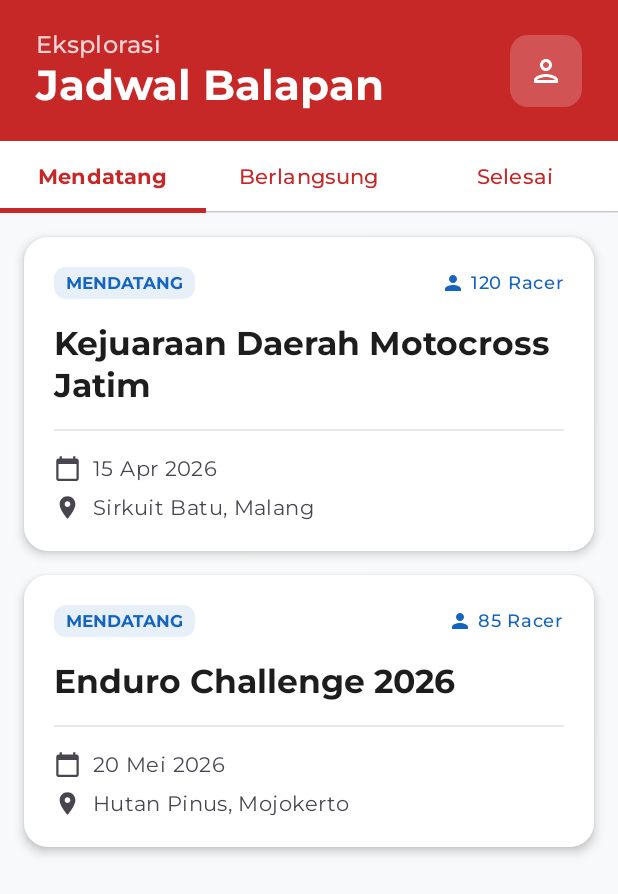
After one commit to tinodewa/taptrack-app, an Android app built with Jetpack Compose: the composable EventDiscoveryScreen shown on its own in the app's theme, on a phone screen of 412 x 824 dp. The commit adds this screen. Shown: the top 894 px of the screen. Run offline under Robolectric (Android 15) with nearby library versions, the phone set to English and light mode, and no system bars; our stand-ins replace Compose Multiplatform resources, Voyager.

Commit message:
feat(event-discovery): implement event discovery screen and logic
This commit introduces the event discovery feature, allowing users to browse race schedules categorized by status (upcoming, ongoing, and completed). It includes responsive UI components for mobile and desktop layouts.

- Create `EventDiscoveryScreen` and `EventDiscoveryScreenModel` to manage event listing and filtering.
- Implement `DiscoveryHeader`, `DiscoveryTabs`, and `EventCard` components with Material 3 styling.
- Add `StatusBadge` to display dynamic event statuses (Upcoming, Ongoing, Completed).
- Define `EventModel` and `EventStatus` enum to represent race event data.
- Support responsive layouts with `EventDiscoveryCompact` (list) and `EventDiscoveryExpanded` (grid).
- Integrate `EventDiscoveryScreenModel` into the Koin dependency injection module.
- Enable navigation from `LoginScreen` to `EventDiscoveryScreen` upon successful authentication.
- Update `Theme.kt` to temporarily default to `LightColors` and adjust `LoginScreen` background to use theme tokens.

```diff
--- /dev/null
+++ b/composeApp/src/commonMain/kotlin/com/hit/taptrack/common/state/EventStatus.kt
@@ -0,0 +1,5 @@
+package com.hit.taptrack.common.state
+
+enum class EventStatus {
+    UPCOMING, ONGOING, COMPLETED
+}
--- /dev/null
+++ b/composeApp/src/commonMain/kotlin/com/hit/taptrack/data/model/EventModel.kt
@@ -0,0 +1,13 @@
+package com.hit.taptrack.data.model
+
+import com.hit.taptrack.common.state.EventStatus
+
+// Representasi DTO (Data Transfer Object) dari GET /api/v1/events
+data class EventModel(
+    val id: String,
+    val name: String,
+    val date: String,
+    val location: String,
+    val status: EventStatus,
+    val participantCount: Int
+)
--- a/composeApp/src/commonMain/kotlin/com/hit/taptrack/di/Koin.kt
+++ b/composeApp/src/commonMain/kotlin/com/hit/taptrack/di/Koin.kt
@@ -2,6 +2,7 @@ package com.hit.taptrack.di
 
 import com.hit.taptrack.ui.features.auth.login.LoginScreenModel
 import com.hit.taptrack.ui.features.auth.register.RegisterScreenModel
+import com.hit.taptrack.ui.features.eventDiscovery.EventDiscoveryScreenModel
 import org.koin.core.KoinApplication
 import org.koin.core.context.startKoin
 import org.koin.core.module.Module
@@ -24,6 +25,7 @@ fun initKoin(config: KoinAppDeclaration = {}) : KoinApplication = startKoin {
 val commonModule = module {
     factoryOf(::LoginScreenModel)
     factoryOf(::RegisterScreenModel)
+    factoryOf(::EventDiscoveryScreenModel)
 }
 
 // 3. Definisi Expect: "Saya harap ada variabel bernama platformModule di setiap platform"
--- a/composeApp/src/commonMain/kotlin/com/hit/taptrack/ui/features/auth/login/LoginScreen.kt
+++ b/composeApp/src/commonMain/kotlin/com/hit/taptrack/ui/features/auth/login/LoginScreen.kt
@@ -3,6 +3,7 @@ package com.hit.taptrack.ui.features.auth.login
 import androidx.compose.foundation.layout.BoxWithConstraints
 import androidx.compose.foundation.layout.fillMaxSize
 import androidx.compose.foundation.layout.padding
+import androidx.compose.material3.MaterialTheme
 import androidx.compose.material3.SnackbarHostState
 import androidx.compose.runtime.Composable
 import androidx.compose.runtime.LaunchedEffect
@@ -17,6 +18,7 @@ import cafe.adriel.voyager.koin.koinScreenModel
 import cafe.adriel.voyager.navigator.LocalNavigator
 import cafe.adriel.voyager.navigator.currentOrThrow
 import com.hit.taptrack.ui.features.auth.login.states.LoginEvent
+import com.hit.taptrack.ui.features.eventDiscovery.EventDiscoveryScreen
 import com.hit.taptrack.ui.shared.RmsScaffold
 
 class LoginScreen : Screen {
@@ -36,7 +38,7 @@ class LoginScreen : Screen {
             if (uiState.isLoginSuccess) {
                 navigator.pop()
                 // TODO: Arahkan user berdasarkan peran (Role) yang didapat
-                // navigator.replace(EventDiscoveryScreen())
+                 navigator.replace(EventDiscoveryScreen())
             }
         }
 
@@ -49,7 +51,7 @@ class LoginScreen : Screen {
         }
 
         RmsScaffold(
-            backgroundColor = Color.White,
+            backgroundColor = MaterialTheme.colorScheme.surface,
         ) { innerPadding ->
             BoxWithConstraints(
                 modifier = Modifier
--- /dev/null
+++ b/composeApp/src/commonMain/kotlin/com/hit/taptrack/ui/features/eventDiscovery/EventDiscoveryContent.kt
@@ -0,0 +1,45 @@
+package com.hit.taptrack.ui.features.eventDiscovery
+
+import androidx.compose.foundation.layout.Arrangement
+import androidx.compose.foundation.layout.PaddingValues
+import androidx.compose.foundation.layout.fillMaxSize
+import androidx.compose.foundation.lazy.LazyColumn
+import androidx.compose.foundation.lazy.grid.GridCells
+import androidx.compose.foundation.lazy.grid.LazyVerticalGrid
+import androidx.compose.foundation.lazy.grid.items
+import androidx.compose.foundation.lazy.items
+import androidx.compose.runtime.Composable
+import androidx.compose.ui.Modifier
+import androidx.compose.ui.unit.dp
+import com.hit.taptrack.data.model.EventModel
+import com.hit.taptrack.ui.features.eventDiscovery.components.EventCard
+
+// --- TAMPILAN MOBILE (List 1 Kolom) ---
+@Composable
+fun EventDiscoveryCompact(events: List<EventModel>) {
+    LazyColumn(
+        modifier = Modifier.fillMaxSize(),
+        contentPadding = PaddingValues(16.dp),
+        verticalArrangement = Arrangement.spacedBy(16.dp)
+    ) {
+        items(events) { event ->
+            EventCard(event = event, onClick = { /* TODO: Navigasi ke Detail Event */ })
+        }
+    }
+}
+
+// --- TAMPILAN DESKTOP (Grid Banyak Kolom) ---
+@Composable
+fun EventDiscoveryExpanded(events: List<EventModel>) {
+    LazyVerticalGrid(
+        columns = GridCells.Adaptive(minSize = 350.dp),
+        modifier = Modifier.fillMaxSize(),
+        contentPadding = PaddingValues(24.dp),
+        verticalArrangement = Arrangement.spacedBy(24.dp),
+        horizontalArrangement = Arrangement.spacedBy(24.dp)
+    ) {
+        items(events) { event ->
+            EventCard(event = event, onClick = { /* TODO: Navigasi ke Detail Event */ })
+        }
+    }
+}
--- /dev/null
+++ b/composeApp/src/commonMain/kotlin/com/hit/taptrack/ui/features/eventDiscovery/EventDiscoveryScreen.kt
@@ -0,0 +1,70 @@
+package com.hit.taptrack.ui.features.eventDiscovery
+
+import androidx.compose.foundation.layout.BoxWithConstraints
+import androidx.compose.foundation.layout.Column
+import androidx.compose.foundation.layout.fillMaxSize
+import androidx.compose.foundation.layout.padding
+import androidx.compose.material3.CircularProgressIndicator
+import androidx.compose.material3.ExperimentalMaterial3Api
+import androidx.compose.material3.MaterialTheme
+import androidx.compose.material3.Text
+import androidx.compose.runtime.Composable
+import androidx.compose.runtime.getValue
+import androidx.compose.ui.Alignment
+import androidx.compose.ui.Modifier
+import androidx.compose.ui.unit.dp
+import androidx.lifecycle.compose.collectAsStateWithLifecycle
+import cafe.adriel.voyager.core.screen.Screen
+import cafe.adriel.voyager.koin.koinScreenModel
+import com.hit.taptrack.ui.features.eventDiscovery.components.DiscoveryHeader
+import com.hit.taptrack.ui.features.eventDiscovery.components.DiscoveryTabs
+import com.hit.taptrack.ui.features.eventDiscovery.states.EventDiscoveryEvent
+import com.hit.taptrack.ui.shared.RmsScaffold
+
+class EventDiscoveryScreen : Screen {
+    @OptIn(ExperimentalMaterial3Api::class)
+    @Composable
+    override fun Content() {
+        val screenModel = koinScreenModel<EventDiscoveryScreenModel>()
+        val uiState by screenModel.uiState.collectAsStateWithLifecycle()
+
+        RmsScaffold(
+            backgroundColor = MaterialTheme.colorScheme.background
+        ) { innerPadding ->
+            Column(
+                modifier = Modifier
+                    .fillMaxSize()
+                    .padding(innerPadding)
+            ) {
+                // Header Global (App Bar Custom)
+                DiscoveryHeader()
+
+                // Tab Navigasi Sesuai SKPL (Mendatang, Berlangsung, Selesai)
+                DiscoveryTabs(
+                    selectedTabIndex = uiState.selectedTabIndex,
+                    onTabSelected = { screenModel.onEvent(EventDiscoveryEvent.TabSelected(it)) }
+                )
+
+                // Render area list responsif
+                BoxWithConstraints(modifier = Modifier.fillMaxSize()) {
+                    if (uiState.isLoading) {
+                        CircularProgressIndicator(modifier = Modifier.align(Alignment.Center))
+                    } else if (uiState.filteredEvents.isEmpty()) {
+                        Text(
+                            text = "Tidak ada acara dalam kategori ini.",
+                            style = MaterialTheme.typography.bodyLarge,
+                            color = MaterialTheme.colorScheme.onBackground.copy(alpha = 0.5f),
+                            modifier = Modifier.align(Alignment.Center)
+                        )
+                    } else {
+                        if (maxWidth < 800.dp) {
+                            EventDiscoveryCompact(uiState.filteredEvents)
+                        } else {
+                            EventDiscoveryExpanded(uiState.filteredEvents)
+                        }
+                    }
+                }
+            }
+        }
+    }
+}
--- /dev/null
+++ b/composeApp/src/commonMain/kotlin/com/hit/taptrack/ui/features/eventDiscovery/EventDiscoveryScreenModel.kt
@@ -0,0 +1,71 @@
+package com.hit.taptrack.ui.features.eventDiscovery
+
+import cafe.adriel.voyager.core.model.ScreenModel
+import cafe.adriel.voyager.core.model.screenModelScope
+import com.hit.taptrack.common.state.EventStatus
+import com.hit.taptrack.data.model.EventModel
+import com.hit.taptrack.ui.features.eventDiscovery.states.EventDiscoveryEvent
+import com.hit.taptrack.ui.features.eventDiscovery.states.EventDiscoveryUiState
+import kotlinx.coroutines.delay
+import kotlinx.coroutines.flow.MutableStateFlow
+import kotlinx.coroutines.flow.StateFlow
+import kotlinx.coroutines.flow.asStateFlow
+import kotlinx.coroutines.flow.update
+import kotlinx.coroutines.launch
+
+class EventDiscoveryScreenModel : ScreenModel {
+
+    private val _uiState = MutableStateFlow(EventDiscoveryUiState())
+    val uiState: StateFlow<EventDiscoveryUiState> = _uiState.asStateFlow()
+
+    init {
+        loadEvents()
+    }
+
+    fun onEvent(event: EventDiscoveryEvent) {
+        when (event) {
+            is EventDiscoveryEvent.TabSelected -> {
+                _uiState.update { it.copy(selectedTabIndex = event.index) }
+                applyFilter()
+            }
+            EventDiscoveryEvent.RefreshEvents -> loadEvents()
+        }
+    }
+
+    private fun loadEvents() {
+        _uiState.update { it.copy(isLoading = true, errorMessage = null) }
+
+        screenModelScope.launch {
+            // TODO: Ganti dengan pemanggilan ke repository GET /api/v1/events
+            delay(1000) // Simulasi loading network
+
+            val dummyData = listOf(
+                EventModel("EVT-001", "Kejuaraan Daerah Motocross Jatim", "15 Apr 2026", "Sirkuit Batu, Malang", EventStatus.UPCOMING, 120),
+                EventModel("EVT-002", "Enduro Challenge 2026", "20 Mei 2026", "Hutan Pinus, Mojokerto", EventStatus.UPCOMING, 85),
+                EventModel("EVT-003", "TapTrack Open Championship", "15 Mar 2026", "Sirkuit Bung Tomo, Surabaya", EventStatus.ONGOING, 200),
+                EventModel("EVT-004", "National Drag Bike", "10 Feb 2026", "Kenjeran Park, Surabaya", EventStatus.COMPLETED, 350)
+            )
+
+            _uiState.update {
+                it.copy(
+                    allEvents = dummyData,
+                    isLoading = false
+                )
+            }
+            applyFilter()
+        }
+    }
+
+    private fun applyFilter() {
+        val state = _uiState.value
+        val statusFilter = when (state.selectedTabIndex) {
+            0 -> EventStatus.UPCOMING
+            1 -> EventStatus.ONGOING
+            2 -> EventStatus.COMPLETED
+            else -> EventStatus.UPCOMING
+        }
+
+        val filtered = state.allEvents.filter { it.status == statusFilter }
+        _uiState.update { it.copy(filteredEvents = filtered) }
+    }
+}
--- /dev/null
+++ b/composeApp/src/commonMain/kotlin/com/hit/taptrack/ui/features/eventDiscovery/components/DiscoveryHeader.kt
@@ -0,0 +1,57 @@
+package com.hit.taptrack.ui.features.eventDiscovery.components
+
+import androidx.compose.foundation.background
+import androidx.compose.foundation.layout.Arrangement
+import androidx.compose.foundation.layout.Column
+import androidx.compose.foundation.layout.Row
+import androidx.compose.foundation.layout.fillMaxWidth
+import androidx.compose.foundation.layout.padding
+import androidx.compose.foundation.layout.size
+import androidx.compose.foundation.shape.RoundedCornerShape
+import androidx.compose.material.icons.Icons
+import androidx.compose.material.icons.outlined.Person
+import androidx.compose.material3.Icon
+import androidx.compose.material3.IconButton
+import androidx.compose.material3.MaterialTheme
+import androidx.compose.material3.Text
+import androidx.compose.runtime.Composable
+import androidx.compose.ui.Alignment
+import androidx.compose.ui.Modifier
+import androidx.compose.ui.draw.clip
+import androidx.compose.ui.unit.dp
+
+@Composable
+fun DiscoveryHeader() {
+    Row(
+        modifier = Modifier
+            .fillMaxWidth()
+            .background(MaterialTheme.colorScheme.primary)
+            .padding(horizontal = 24.dp, vertical = 20.dp),
+        horizontalArrangement = Arrangement.SpaceBetween,
+        verticalAlignment = Alignment.CenterVertically
+    ) {
+        Column {
+            Text(
+                text = "Eksplorasi",
+                style = MaterialTheme.typography.titleMedium,
+                color = MaterialTheme.colorScheme.onPrimary.copy(alpha = 0.8f)
+            )
+            Text(
+                text = "Jadwal Balapan",
+                style = MaterialTheme.typography.headlineMedium,
+                color = MaterialTheme.colorScheme.onPrimary
+            )
+        }
+
+        // Ikon Profil (Placeholder untuk navigasi ke Profile/Settings)
+        IconButton(
+            onClick = { /* TODO: Navigasi ke Profil */ },
+            modifier = Modifier
+                .size(48.dp)
+                .clip(RoundedCornerShape(12.dp))
+                .background(MaterialTheme.colorScheme.onPrimary.copy(alpha = 0.2f))
+        ) {
+            Icon(Icons.Outlined.Person, contentDescription = "Profil", tint = MaterialTheme.colorScheme.onPrimary)
+        }
+    }
+}
--- /dev/null
+++ b/composeApp/src/commonMain/kotlin/com/hit/taptrack/ui/features/eventDiscovery/components/DiscoveryTabs.kt
@@ -0,0 +1,33 @@
+package com.hit.taptrack.ui.features.eventDiscovery.components
+
+import androidx.compose.material3.MaterialTheme
+import androidx.compose.material3.Tab
+import androidx.compose.material3.TabRow
+import androidx.compose.material3.Text
+import androidx.compose.runtime.Composable
+import androidx.compose.ui.text.font.FontWeight
+
+@Composable
+fun DiscoveryTabs(selectedTabIndex: Int, onTabSelected: (Int) -> Unit) {
+    val tabs = listOf("Mendatang", "Berlangsung", "Selesai")
+
+    TabRow(
+        selectedTabIndex = selectedTabIndex,
+        containerColor = MaterialTheme.colorScheme.surface,
+        contentColor = MaterialTheme.colorScheme.primary
+    ) {
+        tabs.forEachIndexed { index, title ->
+            Tab(
+                selected = selectedTabIndex == index,
+                onClick = { onTabSelected(index) },
+                text = {
+                    Text(
+                        text = title,
+                        style = MaterialTheme.typography.titleSmall,
+                        fontWeight = if (selectedTabIndex == index) FontWeight.Bold else FontWeight.Medium
+                    )
+                }
+            )
+        }
+    }
+}
--- /dev/null
+++ b/composeApp/src/commonMain/kotlin/com/hit/taptrack/ui/features/eventDiscovery/components/EventCard.kt
@@ -0,0 +1,115 @@
+package com.hit.taptrack.ui.features.eventDiscovery.components
+
+import androidx.compose.foundation.layout.Arrangement
+import androidx.compose.foundation.layout.Column
+import androidx.compose.foundation.layout.Row
+import androidx.compose.foundation.layout.Spacer
+import androidx.compose.foundation.layout.fillMaxWidth
+import androidx.compose.foundation.layout.height
+import androidx.compose.foundation.layout.padding
+import androidx.compose.foundation.layout.size
+import androidx.compose.foundation.layout.width
+import androidx.compose.foundation.shape.RoundedCornerShape
+import androidx.compose.material.icons.Icons
+import androidx.compose.material.icons.filled.CalendarToday
+import androidx.compose.material.icons.filled.LocationOn
+import androidx.compose.material.icons.filled.Person
+import androidx.compose.material3.Card
+import androidx.compose.material3.CardDefaults
+import androidx.compose.material3.Divider
+import androidx.compose.material3.Icon
+import androidx.compose.material3.MaterialTheme
+import androidx.compose.material3.Text
+import androidx.compose.runtime.Composable
+import androidx.compose.ui.Alignment
+import androidx.compose.ui.Modifier
+import androidx.compose.ui.text.style.TextOverflow
+import androidx.compose.ui.unit.dp
+import com.hit.taptrack.data.model.EventModel
+
+// --- KOMPONEN KARTU ACARA (Sporty & High Contrast) ---
+@Composable
+fun EventCard(event: EventModel, onClick: () -> Unit) {
+    Card(
+        onClick = onClick,
+        shape = RoundedCornerShape(16.dp),
+        colors = CardDefaults.cardColors(containerColor = MaterialTheme.colorScheme.surface),
+        elevation = CardDefaults.cardElevation(defaultElevation = 4.dp),
+        modifier = Modifier.fillMaxWidth()
+    ) {
+        Column(modifier = Modifier.padding(20.dp)) {
+            // Bagian Atas: Status & Peserta
+            Row(
+                modifier = Modifier.fillMaxWidth(),
+                horizontalArrangement = Arrangement.SpaceBetween,
+                verticalAlignment = Alignment.CenterVertically
+            ) {
+                StatusBadge(status = event.status)
+                Row(verticalAlignment = Alignment.CenterVertically) {
+                    Icon(
+                        Icons.Default.Person,
+                        contentDescription = "Peserta",
+                        tint = MaterialTheme.colorScheme.secondary,
+                        modifier = Modifier.size(16.dp)
+                    )
+                    Spacer(modifier = Modifier.width(4.dp))
+                    Text(
+                        text = "${event.participantCount} Racer",
+                        style = MaterialTheme.typography.labelMedium,
+                        color = MaterialTheme.colorScheme.secondary
+                    )
+                }
+            }
+
+            Spacer(modifier = Modifier.height(16.dp))
+
+            // Judul Acara
+            Text(
+                text = event.name,
+                style = MaterialTheme.typography.titleLarge,
+                color = MaterialTheme.colorScheme.onSurface,
+                maxLines = 2,
+                overflow = TextOverflow.Ellipsis
+            )
+
+            Spacer(modifier = Modifier.height(16.dp))
+            Divider(color = MaterialTheme.colorScheme.onSurface.copy(alpha = 0.1f))
+            Spacer(modifier = Modifier.height(16.dp))
+
+            // Informasi Waktu & Lokasi
+            Row(verticalAlignment = Alignment.CenterVertically) {
+                Icon(
+                    Icons.Default.CalendarToday,
+                    contentDescription = "Tanggal",
+                    tint = MaterialTheme.colorScheme.onSurfaceVariant,
+                    modifier = Modifier.size(18.dp)
+                )
+                Spacer(modifier = Modifier.width(8.dp))
+                Text(
+                    text = event.date,
+                    style = MaterialTheme.typography.bodyMedium,
+                    color = MaterialTheme.colorScheme.onSurfaceVariant
+                )
+            }
+
+            Spacer(modifier = Modifier.height(8.dp))
+
+            Row(verticalAlignment = Alignment.CenterVertically) {
+                Icon(
+                    Icons.Default.LocationOn,
+                    contentDescription = "Lokasi",
+                    tint = MaterialTheme.colorScheme.onSurfaceVariant,
+                    modifier = Modifier.size(18.dp)
+                )
+                Spacer(modifier = Modifier.width(8.dp))
+                Text(
+                    text = event.location,
+                    style = MaterialTheme.typography.bodyMedium,
+                    color = MaterialTheme.colorScheme.onSurfaceVariant,
+                    maxLines = 1,
+                    overflow = TextOverflow.Ellipsis
+                )
+            }
+        }
+    }
+}
--- /dev/null
+++ b/composeApp/src/commonMain/kotlin/com/hit/taptrack/ui/features/eventDiscovery/components/StatusBadge.kt
@@ -0,0 +1,38 @@
+package com.hit.taptrack.ui.features.eventDiscovery.components
+
+import androidx.compose.foundation.background
+import androidx.compose.foundation.layout.Box
+import androidx.compose.foundation.layout.padding
+import androidx.compose.foundation.shape.RoundedCornerShape
+import androidx.compose.material3.MaterialTheme
+import androidx.compose.material3.Text
+import androidx.compose.runtime.Composable
+import androidx.compose.ui.Modifier
+import androidx.compose.ui.draw.clip
+import androidx.compose.ui.graphics.Color
+import androidx.compose.ui.text.font.FontWeight
+import androidx.compose.ui.unit.dp
+import com.hit.taptrack.common.state.EventStatus
+
+// Komponen Label Status Dinamis
+@Composable
+fun StatusBadge(status: EventStatus) {
+    val (backgroundColor, textColor, text) = when (status) {
+        EventStatus.UPCOMING -> Triple(MaterialTheme.colorScheme.secondary.copy(alpha = 0.1f), MaterialTheme.colorScheme.secondary, "MENDATANG")
+        EventStatus.ONGOING -> Triple(Color(0xFFE8F5E9), Color(0xFF2E7D32), "BERLANGSUNG") // Hijau untuk "Live"
+        EventStatus.COMPLETED -> Triple(MaterialTheme.colorScheme.onSurface.copy(alpha = 0.1f), MaterialTheme.colorScheme.onSurfaceVariant, "SELESAI")
+    }
+
+    Box(
+        modifier = Modifier
+            .clip(RoundedCornerShape(8.dp))
+            .background(backgroundColor)
+            .padding(horizontal = 8.dp, vertical = 4.dp)
+    ) {
+        Text(
+            text = text,
+            style = MaterialTheme.typography.labelSmall.copy(fontWeight = FontWeight.Bold),
+            color = textColor
+        )
+    }
+}
--- /dev/null
+++ b/composeApp/src/commonMain/kotlin/com/hit/taptrack/ui/features/eventDiscovery/states/EventDiscoveryEvent.kt
@@ -0,0 +1,6 @@
+package com.hit.taptrack.ui.features.eventDiscovery.states
+
+sealed class EventDiscoveryEvent {
+    data class TabSelected(val index: Int) : EventDiscoveryEvent()
+    object RefreshEvents : EventDiscoveryEvent()
+}
--- /dev/null
+++ b/composeApp/src/commonMain/kotlin/com/hit/taptrack/ui/features/eventDiscovery/states/EventDiscoveryUiState.kt
@@ -0,0 +1,11 @@
+package com.hit.taptrack.ui.features.eventDiscovery.states
+
+import com.hit.taptrack.data.model.EventModel
+
+data class EventDiscoveryUiState(
+    val allEvents: List<EventModel> = emptyList(),
+    val filteredEvents: List<EventModel> = emptyList(),
+    val selectedTabIndex: Int = 0, // 0: Mendatang, 1: Berlangsung, 2: Selesai
+    val isLoading: Boolean = false,
+    val errorMessage: String? = null
+)
--- a/composeApp/src/commonMain/kotlin/com/hit/taptrack/ui/theme/Theme.kt
+++ b/composeApp/src/commonMain/kotlin/com/hit/taptrack/ui/theme/Theme.kt
@@ -38,7 +38,7 @@ fun TapTrackTheme(
     val colorScheme = if (darkTheme) DarkColors else LightColors
 
     MaterialTheme(
-        colorScheme = colorScheme,
+        colorScheme = LightColors, // Replace with colorScheme on Prod later
         typography = AppTypography,
         // shapes = AppShapes // (Opsional) Jika nanti ingin mengatur radius border tombol secara global
         content = content
```
